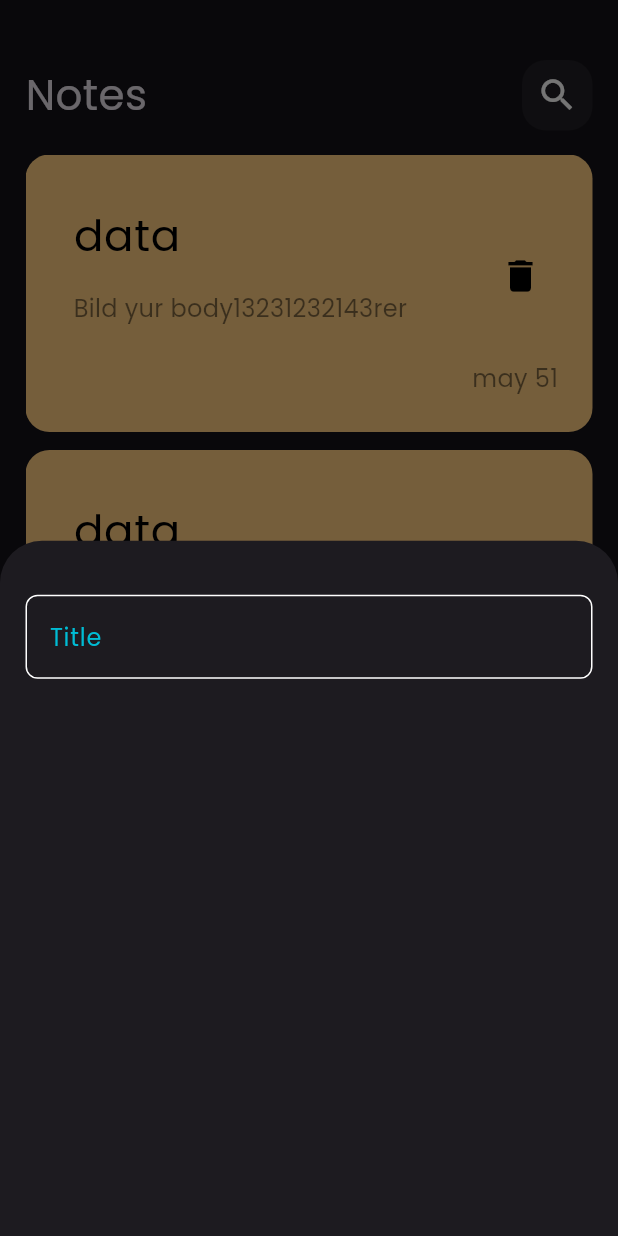
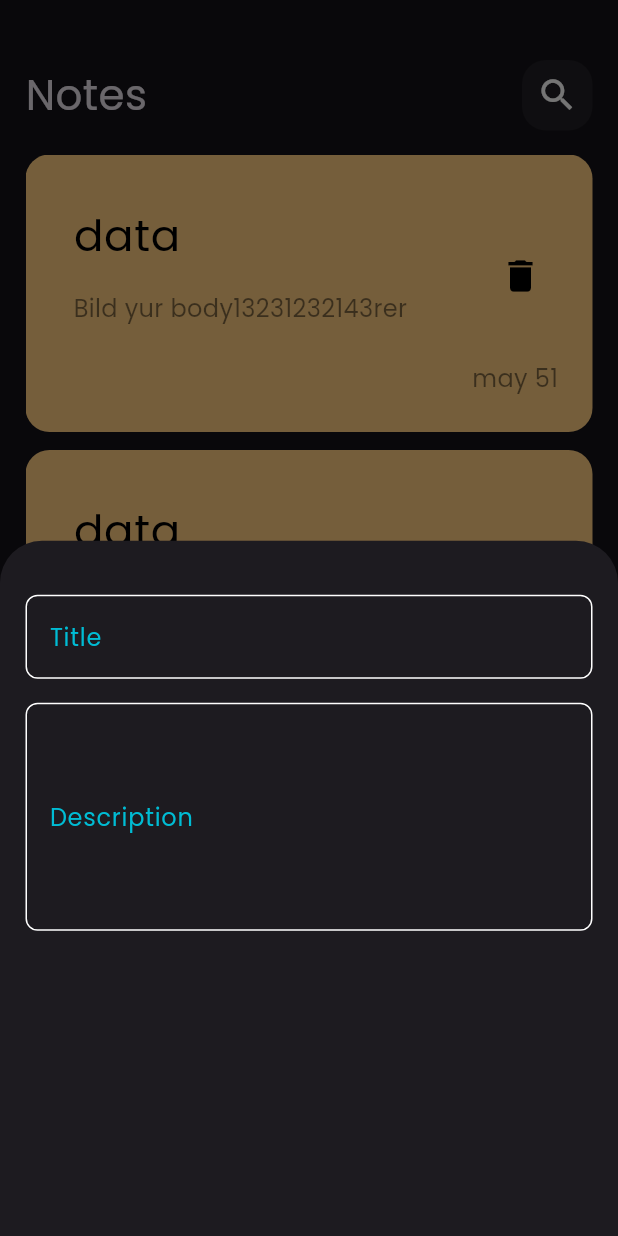
Before and after one commit to youssef336/notes_app, a Flutter app: the screen it shows after launch, after a tap on the "add" icon, on a phone screen of 412 x 824 dp. Run offline on Flutter 3.47's test engine with Material 3 defaults, Android fonts, the phone set to English and light mode, and no system bars.

Commit message:
add fiels to notes buttom sheet

```diff
--- a/lib/views/widgets/add_note_buttom_sheet.dart
+++ b/lib/views/widgets/add_note_buttom_sheet.dart
@@ -8,7 +8,14 @@ class AddNoteBottomSheet extends StatelessWidget {
   Widget build(BuildContext context) {
     return Padding(
       padding: const EdgeInsets.symmetric(horizontal: 17),
-      child: Column(children: [SizedBox(height: 36), CustomTextField()]),
+      child: Column(
+        children: [
+          SizedBox(height: 36),
+          CustomTextField(labelText: 'Title'),
+          SizedBox(height: 16),
+          CustomTextField(labelText: 'Description', maxLines: 5),
+        ],
+      ),
     );
   }
 }
--- a/lib/views/widgets/custom_text_field.dart
+++ b/lib/views/widgets/custom_text_field.dart
@@ -2,11 +2,14 @@ import 'package:flutter/material.dart';
 
 // ignore: must_be_immutable
 class CustomTextField extends StatelessWidget {
-  CustomTextField({super.key});
+  CustomTextField({super.key, required this.labelText, this.maxLines = 1});
 
+  final String labelText;
+  final int maxLines;
   @override
   Widget build(BuildContext context) {
     return TextField(
+      maxLines: maxLines,
       cursorColor: Colors.cyan,
       decoration: InputDecoration(
         border: buildBorder(),
@@ -14,7 +17,7 @@ class CustomTextField extends StatelessWidget {
         focusedBorder: buildBorder(Colors.cyan),
         hintText: "Typing....",
         hintStyle: TextStyle(color: Colors.cyan),
-        labelText: "Title",
+        labelText: labelText,
         labelStyle: TextStyle(color: Colors.cyan),
         // labelText: labelText,
       ),
```
